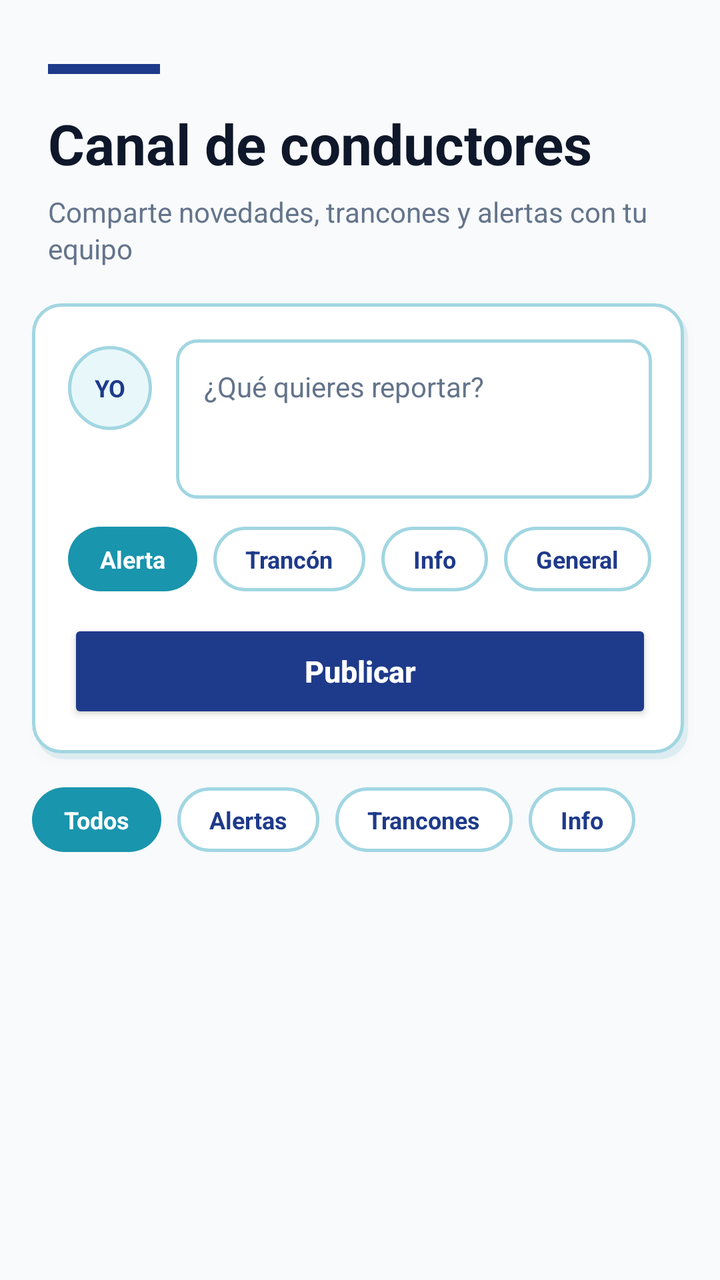
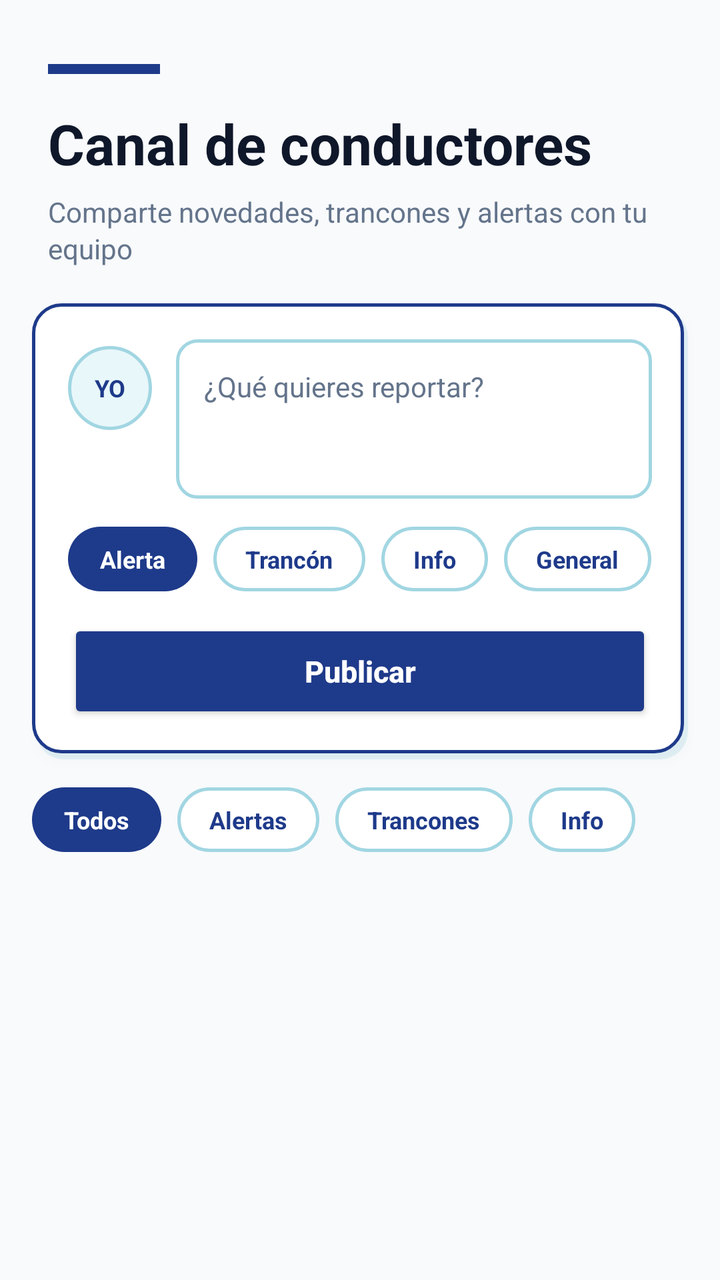

Compare the two renders of this Android layout. The source of the first and the diff that turns it into the second are given below.
<!-- AndroidManifest.xml: application theme Theme.Copia1APP -->
<!-- res/layout/activity_canal_conductores.xml -->
<?xml version="1.0" encoding="utf-8"?>
<LinearLayout
    xmlns:android="http://schemas.android.com/apk/res/android"
    android:layout_width="match_parent"
    android:layout_height="match_parent"
    android:orientation="vertical"
    android:background="@color/background">

    
    <LinearLayout
        android:layout_width="match_parent"
        android:layout_height="wrap_content"
        android:orientation="vertical"
        android:paddingStart="24dp"
        android:paddingEnd="24dp"
        android:paddingTop="32dp"
        android:paddingBottom="18dp">

        <View
            android:layout_width="56dp"
            android:layout_height="5dp"
            android:background="@color/primary"
            android:layout_marginBottom="16dp" />

        <TextView
            android:id="@+id/tvTituloCanal"
            android:layout_width="match_parent"
            android:layout_height="wrap_content"
            android:text="Canal de conductores"
            android:textSize="28sp"
            android:textStyle="bold"
            android:textColor="@color/text_primary"
            android:layout_marginBottom="6dp" />

        <TextView
            android:id="@+id/tvSubtituloCanal"
            android:layout_width="match_parent"
            android:layout_height="wrap_content"
            android:text="Comparte novedades, trancones y alertas con tu equipo"
            android:textSize="14sp"
            android:textColor="@color/text_secondary"
            android:lineSpacingExtra="2dp" />

    </LinearLayout>

    
    <LinearLayout
        android:id="@+id/layoutPublicar"
        android:layout_width="match_parent"
        android:layout_height="wrap_content"
        android:orientation="vertical"
        android:background="@drawable/card_background"
        android:elevation="3dp"
        android:padding="18dp"
        android:layout_marginStart="16dp"
        android:layout_marginEnd="16dp"
        android:layout_marginBottom="14dp">

        
        <LinearLayout
            android:layout_width="match_parent"
            android:layout_height="wrap_content"
            android:orientation="horizontal"
            android:gravity="top">

            <TextView
                android:id="@+id/tvAvatarPropio"
                android:layout_width="42dp"
                android:layout_height="42dp"
                android:background="@drawable/avatar_background"
                android:text="YO"
                android:textSize="12sp"
                android:textStyle="bold"
                android:textColor="@color/primary"
                android:gravity="center"
                android:layout_marginEnd="12dp" />

            <EditText
                android:id="@+id/etNuevaPublicacion"
                android:layout_width="0dp"
                android:layout_height="wrap_content"
                android:layout_weight="1"
                android:background="@drawable/input_background"
                android:hint="¿Qué quieres reportar?"
                android:textColor="@color/text_primary"
                android:textColorHint="@color/text_secondary"
                android:textSize="14sp"
                android:minLines="3"
                android:maxLines="5"
                android:gravity="top"
                android:padding="14dp"
                android:inputType="textMultiLine" />
        </LinearLayout>

        
        <HorizontalScrollView
            android:layout_width="match_parent"
            android:layout_height="wrap_content"
            android:scrollbars="none"
            android:layout_marginTop="14dp"
            android:layout_marginBottom="14dp">

            <LinearLayout
                android:layout_width="wrap_content"
                android:layout_height="wrap_content"
                android:orientation="horizontal">

                <TextView
                    android:id="@+id/tagAlerta"
                    android:layout_width="wrap_content"
                    android:layout_height="wrap_content"
                    android:text="Alerta"
                    android:background="@drawable/tag_selected_background"
                    android:textColor="@color/text_white"
                    android:textSize="12sp"
                    android:textStyle="bold"
                    android:paddingStart="16dp"
                    android:paddingEnd="16dp"
                    android:paddingTop="8dp"
                    android:paddingBottom="8dp"
                    android:layout_marginEnd="8dp" />

                <TextView
                    android:id="@+id/tagTrancon"
                    android:layout_width="wrap_content"
                    android:layout_height="wrap_content"
                    android:text="Trancón"
                    android:background="@drawable/tag_normal_background"
                    android:textColor="@color/primary"
                    android:textSize="12sp"
                    android:textStyle="bold"
                    android:paddingStart="16dp"
                    android:paddingEnd="16dp"
                    android:paddingTop="8dp"
                    android:paddingBottom="8dp"
                    android:layout_marginEnd="8dp" />

                <TextView
                    android:id="@+id/tagInfo"
                    android:layout_width="wrap_content"
                    android:layout_height="wrap_content"
                    android:text="Info"
                    android:background="@drawable/tag_normal_background"
                    android:textColor="@color/primary"
                    android:textSize="12sp"
                    android:textStyle="bold"
                    android:paddingStart="16dp"
                    android:paddingEnd="16dp"
                    android:paddingTop="8dp"
                    android:paddingBottom="8dp"
                    android:layout_marginEnd="8dp" />

                <TextView
                    android:id="@+id/tagGeneral"
                    android:layout_width="wrap_content"
                    android:layout_height="wrap_content"
                    android:text="General"
                    android:background="@drawable/tag_normal_background"
                    android:textColor="@color/primary"
                    android:textSize="12sp"
                    android:textStyle="bold"
                    android:paddingStart="16dp"
                    android:paddingEnd="16dp"
                    android:paddingTop="8dp"
                    android:paddingBottom="8dp" />

            </LinearLayout>
        </HorizontalScrollView>

        
        <Button
            android:id="@+id/btnPublicar"
            android:layout_width="match_parent"
            android:layout_height="52dp"
            android:text="Publicar"
            android:textAllCaps="false"
            android:textStyle="bold"
            android:textSize="15sp"
            android:textColor="@color/text_white"
            android:backgroundTint="@color/primary" />

    </LinearLayout>

    
    <HorizontalScrollView
        android:layout_width="match_parent"
        android:layout_height="wrap_content"
        android:scrollbars="none"
        android:paddingStart="16dp"
        android:paddingEnd="16dp"
        android:layout_marginBottom="12dp">

        <LinearLayout
            android:layout_width="wrap_content"
            android:layout_height="wrap_content"
            android:orientation="horizontal">

            <TextView
                android:id="@+id/filtroTodos"
                android:layout_width="wrap_content"
                android:layout_height="wrap_content"
                android:text="Todos"
                android:background="@drawable/tag_selected_background"
                android:textColor="@color/text_white"
                android:textSize="12sp"
                android:textStyle="bold"
                android:paddingStart="16dp"
                android:paddingEnd="16dp"
                android:paddingTop="8dp"
                android:paddingBottom="8dp"
                android:layout_marginEnd="8dp" />

            <TextView
                android:id="@+id/filtroAlertas"
                android:layout_width="wrap_content"
                android:layout_height="wrap_content"
                android:text="Alertas"
                android:background="@drawable/tag_normal_background"
                android:textColor="@color/primary"
                android:textSize="12sp"
                android:textStyle="bold"
                android:paddingStart="16dp"
                android:paddingEnd="16dp"
                android:paddingTop="8dp"
                android:paddingBottom="8dp"
                android:layout_marginEnd="8dp" />

            <TextView
                android:id="@+id/filtroTrancons"
                android:layout_width="wrap_content"
                android:layout_height="wrap_content"
                android:text="Trancones"
                android:background="@drawable/tag_normal_background"
                android:textColor="@color/primary"
                android:textSize="12sp"
                android:textStyle="bold"
                android:paddingStart="16dp"
                android:paddingEnd="16dp"
                android:paddingTop="8dp"
                android:paddingBottom="8dp"
                android:layout_marginEnd="8dp" />

            <TextView
                android:id="@+id/filtroInfo"
                android:layout_width="wrap_content"
                android:layout_height="wrap_content"
                android:text="Info"
                android:background="@drawable/tag_normal_background"
                android:textColor="@color/primary"
                android:textSize="12sp"
                android:textStyle="bold"
                android:paddingStart="16dp"
                android:paddingEnd="16dp"
                android:paddingTop="8dp"
                android:paddingBottom="8dp" />

        </LinearLayout>
    </HorizontalScrollView>

    
    <ProgressBar
        android:id="@+id/progressBarCanal"
        android:layout_width="wrap_content"
        android:layout_height="wrap_content"
        android:layout_gravity="center_horizontal"
        android:indeterminateTint="@color/primary"
        android:visibility="gone"
        android:layout_marginBottom="10dp" />

    
    <LinearLayout
        android:id="@+id/layoutSinPublicaciones"
        android:layout_width="match_parent"
        android:layout_height="wrap_content"
        android:orientation="vertical"
        android:gravity="center"
        android:background="@drawable/card_background"
        android:elevation="2dp"
        android:padding="36dp"
        android:layout_marginStart="16dp"
        android:layout_marginEnd="16dp"
        android:visibility="gone">

        <View
            android:layout_width="52dp"
            android:layout_height="52dp"
            android:background="@drawable/ic_empty_circle"
            android:layout_marginBottom="14dp" />

        <TextView
            android:layout_width="match_parent"
            android:layout_height="wrap_content"
            android:text="Sin publicaciones aún"
            android:textSize="16sp"
            android:textStyle="bold"
            android:textColor="@color/text_primary"
            android:gravity="center" />

        <TextView
            android:layout_width="match_parent"
            android:layout_height="wrap_content"
            android:text="Sé el primero en reportar algo"
            android:textSize="13sp"
            android:textColor="@color/text_secondary"
            android:gravity="center"
            android:layout_marginTop="6dp" />
    </LinearLayout>

    
    <androidx.recyclerview.widget.RecyclerView
        android:id="@+id/recyclerPublicaciones"
        android:layout_width="match_parent"
        android:layout_height="0dp"
        android:layout_weight="1"
        android:paddingStart="16dp"
        android:paddingEnd="16dp"
        android:paddingBottom="18dp"
        android:clipToPadding="false" />

</LinearLayout>
<!-- resources referenced by this layout -->
<resources>
  <color name="background">#F8FAFC</color>
  <color name="primary">#1E3A8A</color>
  <color name="text_primary">#0F172A</color>
  <color name="text_secondary">#64748B</color>
  <color name="text_white">#FFFFFF</color>
  <!-- drawable avatar_background (drawable) -->
  <?xml version="1.0" encoding="utf-8"?>
  <shape xmlns:android="http://schemas.android.com/apk/res/android"
      android:shape="oval">
      <solid android:color="#E8F7FA" />
      <stroke android:width="1.5dp" android:color="#A1D6E2" />
  </shape>
  <!-- drawable card_background (drawable) -->
  <?xml version="1.0" encoding="utf-8"?>
  <layer-list xmlns:android="http://schemas.android.com/apk/res/android">
  
      
      <item
          android:left="2dp"
          android:top="3dp">
          <shape android:shape="rectangle">
              <solid android:color="#1A1995AD" />
              <corners android:radius="14dp" />
          </shape>
      </item>
  
      
      <item
          android:bottom="3dp"
          android:right="2dp">
          <shape android:shape="rectangle">
              <solid android:color="#FFFFFF" />
              <stroke
                  android:width="1.5dp"
                  android:color="#A1D6E2" />
              <corners android:radius="14dp" />
          </shape>
      </item>
  
  </layer-list>
  <!-- drawable ic_empty_circle (drawable) -->
  <?xml version="1.0" encoding="utf-8"?>
  <layer-list xmlns:android="http://schemas.android.com/apk/res/android">
  
      
      <item>
          <shape android:shape="oval">
              <solid android:color="#E8F7FA" />
              <stroke
                  android:width="2dp"
                  android:color="#A1D6E2" />
              <size
                  android:width="48dp"
                  android:height="48dp" />
          </shape>
      </item>
  
      
      <item
          android:top="14dp"
          android:bottom="14dp"
          android:left="14dp"
          android:right="14dp">
          <shape android:shape="oval">
              <solid android:color="#1995AD" />
          </shape>
      </item>
  
  </layer-list>
  <!-- drawable input_background (drawable) -->
  <?xml version="1.0" encoding="utf-8"?>
  <selector xmlns:android="http://schemas.android.com/apk/res/android">
  
      
      <item android:state_focused="true">
          <shape android:shape="rectangle">
              <solid android:color="#FFFFFF" />
              <stroke
                  android:width="2dp"
                  android:color="#1995AD" />
              <corners android:radius="10dp" />
          </shape>
      </item>
  
      
      <item>
          <shape android:shape="rectangle">
              <solid android:color="#FFFFFF" />
              <stroke
                  android:width="1.5dp"
                  android:color="#A1D6E2" />
              <corners android:radius="10dp" />
          </shape>
      </item>
  
  </selector>
  <!-- drawable tag_normal_background (drawable) -->
  <?xml version="1.0" encoding="utf-8"?>
  <shape xmlns:android="http://schemas.android.com/apk/res/android"
      android:shape="rectangle">
      <solid android:color="#FFFFFF" />
      <stroke android:width="1.5dp" android:color="#A1D6E2" />
      <corners android:radius="20dp" />
  </shape>
  <!-- drawable tag_selected_background (drawable) -->
  <?xml version="1.0" encoding="utf-8"?>
  <shape xmlns:android="http://schemas.android.com/apk/res/android"
      android:shape="rectangle">
      <solid android:color="#1995AD" />
      <corners android:radius="20dp" />
  </shape>
  <style name="Theme.Copia1APP" parent="Base.Theme.Copia1APP" />
  <style name="Base.Theme.Copia1APP" parent="Theme.AppCompat.Light">
          
          
      </style>
</resources>

<!-- the commit's change to res/layout/activity_canal_conductores.xml (unified diff, before → after) -->
@@ -111,14 +111,15 @@
                     android:layout_height="wrap_content"
                     android:text="Alerta"
                     android:background="@drawable/tag_selected_background"
-                    android:textColor="@color/text_white"
                     android:textSize="12sp"
                     android:textStyle="bold"
                     android:paddingStart="16dp"
                     android:paddingEnd="16dp"
                     android:paddingTop="8dp"
                     android:paddingBottom="8dp"
-                    android:layout_marginEnd="8dp" />
+                    android:layout_marginEnd="8dp"
+                    android:textColor="@color/text_white"
+                    android:backgroundTint="@color/primary" />
 
                 <TextView
                     android:id="@+id/tagTrancon"
@@ -201,14 +202,15 @@
                 android:layout_height="wrap_content"
                 android:text="Todos"
                 android:background="@drawable/tag_selected_background"
-                android:textColor="@color/text_white"
                 android:textSize="12sp"
                 android:textStyle="bold"
                 android:paddingStart="16dp"
                 android:paddingEnd="16dp"
                 android:paddingTop="8dp"
                 android:paddingBottom="8dp"
-                android:layout_marginEnd="8dp" />
+                android:layout_marginEnd="8dp"
+                android:textColor="@color/text_white"
+                android:backgroundTint="@color/primary" />
 
             <TextView
                 android:id="@+id/filtroAlertas"
<!-- resource entries referenced after the edit -->
@@ -34,7 +34,7 @@
               <solid android:color="#FFFFFF" />
               <stroke
                   android:width="1.5dp"
-                  android:color="#A1D6E2" />
+                  android:color="@color/primary" />
               <corners android:radius="14dp" />
           </shape>
       </item>
